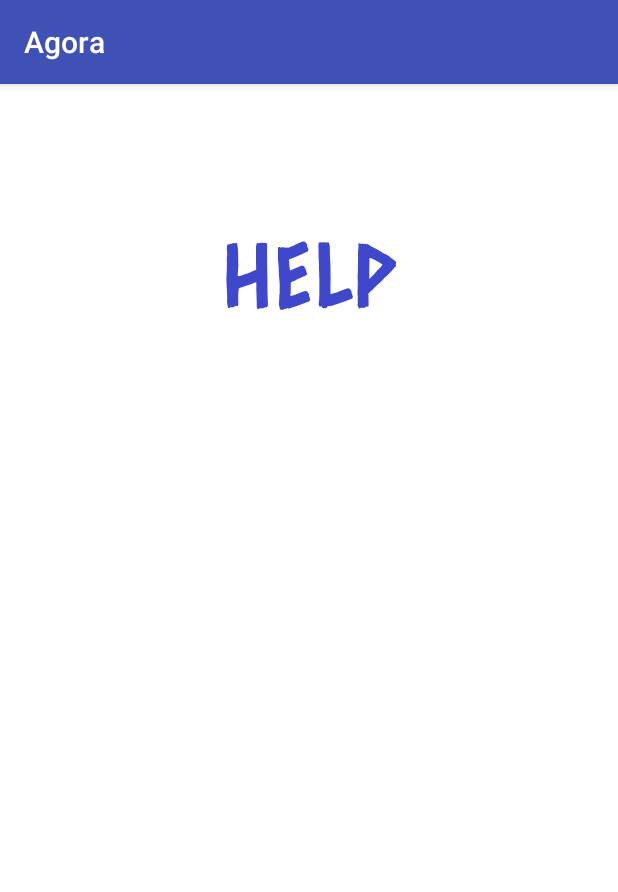
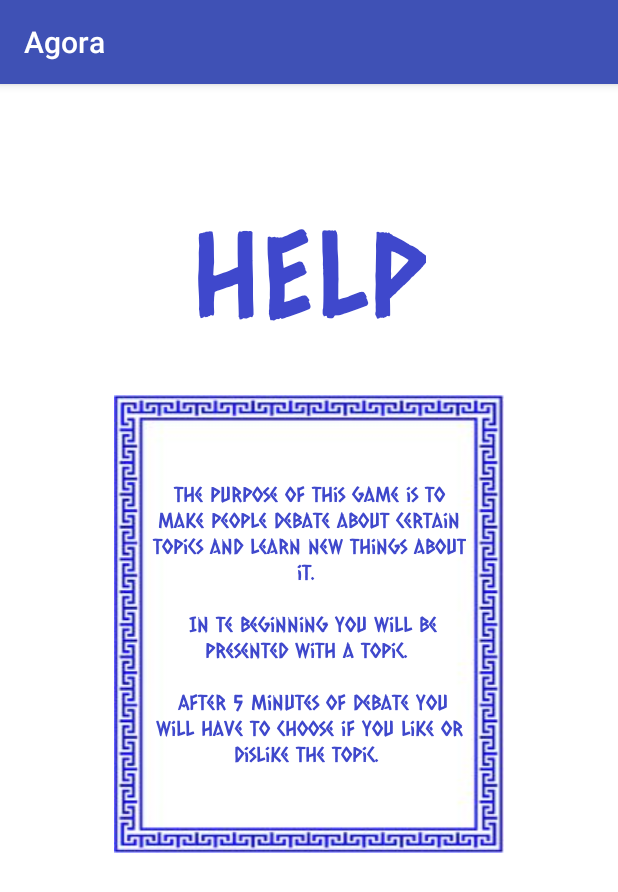
Before and after one commit to BisiPaul/Agora, an Android app: the HelpActivity screen opened directly, with no data from a screen before it, on a phone screen of 412 x 824 dp. Shown: the top 892 px of the screen. Run offline under Robolectric (Android 15) with nearby library versions, the phone set to English and light mode, and no system bars.

Commit message:
Added the finished HelpActivity

```diff
--- a/Agora/app/src/main/AndroidManifest.xml
+++ b/Agora/app/src/main/AndroidManifest.xml
@@ -5,7 +5,6 @@
     <application
         android:allowBackup="true"
         android:icon="@drawable/appicon"
-
         android:label="@string/app_name"
         android:supportsRtl="true"
         android:theme="@style/AppTheme">
--- a/Agora/app/src/main/java/com/example/bisip/agora/HelpActivity.java
+++ b/Agora/app/src/main/java/com/example/bisip/agora/HelpActivity.java
@@ -8,6 +8,7 @@ import android.graphics.Typeface;
 import android.media.MediaPlayer;
 import android.support.v7.app.AppCompatActivity;
 import android.os.Bundle;
+import android.view.Gravity;
 import android.view.View;
 import android.view.ViewGroup;
 import android.widget.TextView;
@@ -22,9 +23,14 @@ public class HelpActivity extends AppCompatActivity {
         setContentView(R.layout.activity_help);
         getWindow().getDecorView().setBackgroundColor(Color.WHITE);
 
-        TextView tx = (TextView) findViewById(R.id.textView);
-        Typeface custom_font = Typeface.createFromAsset(getAssets(), "fonts/Caesar.ttf");
-        tx.setTypeface(custom_font);
+        TextView tx_title = (TextView) findViewById(R.id.textView_title);
+        Typeface custom_font_title = Typeface.createFromAsset(getAssets(), "fonts/Caesar.ttf");
+        tx_title.setTypeface(custom_font_title);
+
+        TextView tx_body = (TextView) findViewById(R.id.textView_body);
+        Typeface custom_font_body = Typeface.createFromAsset(getAssets(), "fonts/Caesar.ttf");
+        tx_body.setTypeface(custom_font_body);
+        tx_body.setGravity(Gravity.CENTER); //Aligns the text vertically and horizontally
 
         ourSong = MediaPlayer.create(HelpActivity.this, R.raw.seikilosepitaph);
         ourSong.setLooping(true);
@@ -33,7 +39,6 @@ public class HelpActivity extends AppCompatActivity {
 
     public void onBackPressed() {
         ourSong.stop();
-
         super.onBackPressed();
     }
 }
--- a/Agora/app/src/main/res/layout/activity_help.xml
+++ b/Agora/app/src/main/res/layout/activity_help.xml
@@ -16,8 +16,30 @@
         android:text="HELP"
         android:textColor="@color/indigo"
         android:textSize="@dimen/font_size"
-        android:id="@+id/textView"
+        android:id="@+id/textView_title"
         android:layout_alignParentTop="true"
         android:layout_centerHorizontal="true"
-        android:layout_marginTop="73dp" />
+        android:layout_marginTop="60dp" />
+
+    <TextView
+        android:layout_width="wrap_content"
+        android:layout_height="wrap_content"
+        android:text="The purpose of this game is to make people debate about certain topics and learn new things about it. \n \n In te beginning you will be presented with a topic. \n \n After 5 minutes of debate you will have to choose if you like or dislike the topic. "
+        android:textColor="@color/indigo"
+        android:textAlignment="center"
+        android:id="@+id/textView_body"
+        android:layout_below="@+id/textView_title"
+        android:background="@drawable/border"
+        android:layout_centerHorizontal="true"
+        android:layout_centerVertical="true"
+        android:paddingLeft="25dp"
+        android:paddingRight="25dp"
+        android:paddingTop="25dp"
+        android:paddingBottom="25dp"
+        android:layout_marginLeft="60dp"
+        android:layout_marginRight="60dp"
+        android:layout_marginTop="33dp"
+        android:layout_marginBottom="60dp"
+
+        />
 </RelativeLayout>
--- a/Agora/app/src/main/res/values/dimens.xml
+++ b/Agora/app/src/main/res/values/dimens.xml
@@ -2,5 +2,5 @@
     <!-- Default screen margins, per the Android Design guidelines. -->
     <dimen name="activity_horizontal_margin">16dp</dimen>
     <dimen name="activity_vertical_margin">16dp</dimen>
-    <dimen name="font_size">60dp</dimen>
+    <dimen name="font_size">80dp</dimen>
 </resources>
```
Also changed, not shown: Agora/app/src/main/res/drawable/border.jpg (added).
